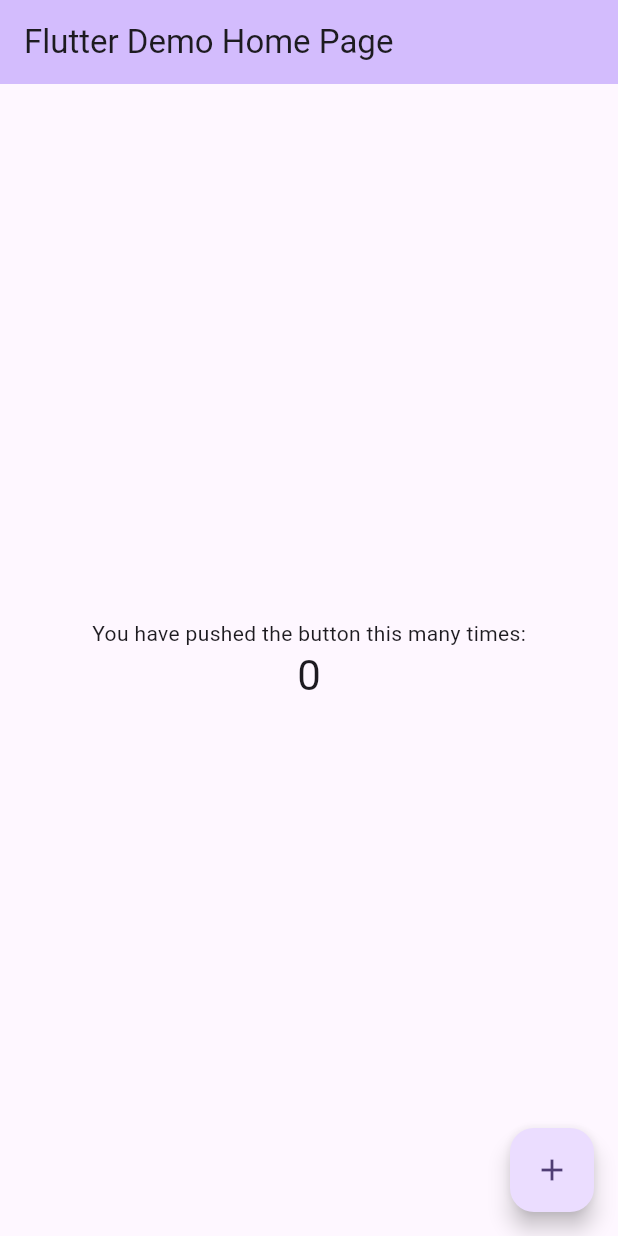
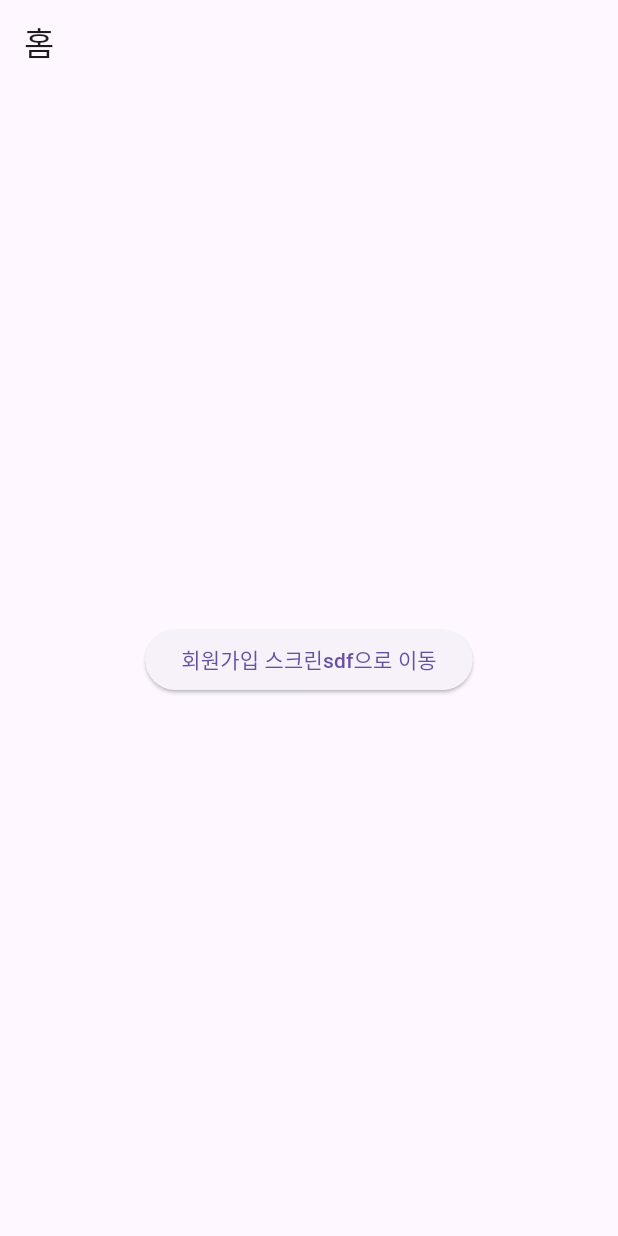
Before and after one commit to YonginUniv-AI-Service-LAB/YIU-AISL-Granity-App, a Flutter app: the screen it shows after launch, on a phone screen of 412 x 824 dp. Run offline on Flutter 3.47's test engine with Material 3 defaults, Android fonts, the phone set to English and light mode, and no system bars; our stand-ins replace flutter_dotenv, flutter_riverpod.

Commit message:
set riverpot, test move_screen

```diff
--- /dev/null
+++ b/lib/colors.dart
@@ -0,0 +1,26 @@
+import 'package:flutter/material.dart';
+
+class ColorStyles extends Color {
+  const ColorStyles(int value) : super(value);
+
+  // 앱 시그니처 컬러
+  static const appMainColor = Color(0xff00a871);
+  static const appSubColor = Color(0xff7FD1AE);
+  static const appLightColor = Color(0xffD9EDDF);
+  static const appBackgroundColor = Color(0xffF0FCF6);
+
+// 기본 및 알림 색상
+  static const lightGrayColor = Color(0xffF1F1F1);
+  static const correctColor = Color(0xff0094FF);
+  static const errorColor = Color(0xffF56647);
+
+// 텍스트 색상
+  static const textBlackColor = Color(0xff424242);
+  static const textBodyColor = Color(0xff666666);
+  static const textDisableColor = Color(0xffD5D5D5);
+
+// 졸업요건 상태
+  static const statusGreen = Color(0xff568A35);
+  static const statusYellow = Color(0xffFFCD4A);
+  static const statusRed = Color(0xffFC5230);
+}
--- a/lib/main.dart
+++ b/lib/main.dart
@@ -1,8 +1,19 @@
 import 'package:flutter/material.dart';
+import 'package:flutter_riverpod/flutter_riverpod.dart';
+import 'package:granity/routes.dart';
+import 'package:flutter_dotenv/flutter_dotenv.dart';
+import 'colors.dart';
 
-void main() {
-  runApp(const MyApp());
+Future<void> main() async {
+  WidgetsFlutterBinding.ensureInitialized();
+  await dotenv.load(fileName: '.env');
+  // ex) dotenv.load(fileName: 'assets/config/.env')
+  runApp(ProviderScope(child: MyApp()));
 }
+
+// void main() {
+//   runApp(const MyApp());
+// }
 
 class MyApp extends StatelessWidget {
   const MyApp({super.key});
@@ -11,115 +22,11 @@ class MyApp extends StatelessWidget {
   @override
   Widget build(BuildContext context) {
     return MaterialApp(
-      title: 'Flutter Demo',
-      theme: ThemeData(
-        // This is the theme of your application.
-        //
-        // TRY THIS: Try running your application with "flutter run". You'll see
-        // the application has a purple toolbar. Then, without quitting the app,
-        // try changing the seedColor in the colorScheme below to Colors.green
-        // and then invoke "hot reload" (save your changes or press the "hot
-        // reload" button in a Flutter-supported IDE, or press "r" if you used
-        // the command line to start the app).
-        //
-        // Notice that the counter didn't reset back to zero; the application
-        // state is not lost during the reload. To reset the state, use hot
-        // restart instead.
-        //
-        // This works for code too, not just values: Most code changes can be
-        // tested with just a hot reload.
-        colorScheme: ColorScheme.fromSeed(seedColor: Colors.deepPurple),
-        useMaterial3: true,
-      ),
-      home: const MyHomePage(title: 'Flutter Demo Home Page'),
+      title: 'GRANITY',
+      color: ColorStyles.appMainColor,
+      theme: ThemeData(primarySwatch: Colors.green),
+      routes: routes,
+      debugShowCheckedModeBanner: false,
     );
   }
 }
-
-class MyHomePage extends StatefulWidget {
-  const MyHomePage({super.key, required this.title});
-
-  // This widget is the home page of your application. It is stateful, meaning
-  // that it has a State object (defined below) that contains fields that affect
-  // how it looks.
-
-  // This class is the configuration for the state. It holds the values (in this
-  // case the title) provided by the parent (in this case the App widget) and
-  // used by the build method of the State. Fields in a Widget subclass are
-  // always marked "final".
-
-  final String title;
-
-  @override
-  State<MyHomePage> createState() => _MyHomePageState();
-}
-
-class _MyHomePageState extends State<MyHomePage> {
-  int _counter = 0;
-
-  void _incrementCounter() {
-    setState(() {
-      // This call to setState tells the Flutter framework that something has
-      // changed in this State, which causes it to rerun the build method below
-      // so that the display can reflect the updated values. If we changed
-      // _counter without calling setState(), then the build method would not be
-      // called again, and so nothing would appear to happen.
-      _counter++;
-    });
-  }
-
-  @override
-  Widget build(BuildContext context) {
-    // This method is rerun every time setState is called, for instance as done
-    // by the _incrementCounter method above.
-    //
-    // The Flutter framework has been optimized to make rerunning build methods
-    // fast, so that you can just rebuild anything that needs updating rather
-    // than having to individually change instances of widgets.
-    return Scaffold(
-      appBar: AppBar(
-        // TRY THIS: Try changing the color here to a specific color (to
-        // Colors.amber, perhaps?) and trigger a hot reload to see the AppBar
-        // change color while the other colors stay the same.
-        backgroundColor: Theme.of(context).colorScheme.inversePrimary,
-        // Here we take the value from the MyHomePage object that was created by
-        // the App.build method, and use it to set our appbar title.
-        title: Text(widget.title),
-      ),
-      body: Center(
-        // Center is a layout widget. It takes a single child and positions it
-        // in the middle of the parent.
-        child: Column(
-          // Column is also a layout widget. It takes a list of children and
-          // arranges them vertically. By default, it sizes itself to fit its
-          // children horizontally, and tries to be as tall as its parent.
-          //
-          // Column has various properties to control how it sizes itself and
-          // how it positions its children. Here we use mainAxisAlignment to
-          // center the children vertically; the main axis here is the vertical
-          // axis because Columns are vertical (the cross axis would be
-          // horizontal).
-          //
-          // TRY THIS: Invoke "debug painting" (choose the "Toggle Debug Paint"
-          // action in the IDE, or press "p" in the console), to see the
-          // wireframe for each widget.
-          mainAxisAlignment: MainAxisAlignment.center,
-          children: <Widget>[
-            const Text(
-              'You have pushed the button this many times:',
-            ),
-            Text(
-              '$_counter',
-              style: Theme.of(context).textTheme.headlineMedium,
-            ),
-          ],
-        ),
-      ),
-      floatingActionButton: FloatingActionButton(
-        onPressed: _incrementCounter,
-        tooltip: 'Increment',
-        child: const Icon(Icons.add),
-      ), // This trailing comma makes auto-formatting nicer for build methods.
-    );
-  }
-}
--- a/lib/routes.dart
+++ b/lib/routes.dart
@@ -0,0 +1,11 @@
+import 'package:flutter/material.dart';
+
+import 'package:granity/screens/login/login.dart';
+import 'package:granity/screens/join/join.dart';
+import 'package:granity/screens/home/home.dart';
+
+final routes = {
+  '/': (BuildContext context) => HomeScreen(),
+  '/join': (BuildContext context) => JoinScreen(),
+  '/login': (BuildContext context) => LoginScreen(),
+};
--- /dev/null
+++ b/lib/screens/home/home.dart
@@ -0,0 +1,19 @@
+import 'package:flutter/material.dart';
+
+class HomeScreen extends StatelessWidget {
+  @override
+  Widget build(BuildContext context) {
+    return Scaffold(
+      appBar: AppBar(
+        title: Text('홈'),
+      ),
+      body: Center(
+          child: ElevatedButton(
+        child: Text('회원가입 스크린sdf으로 이동'),
+        onPressed: () {
+          Navigator.pushNamed(context, '/join');
+        },
+      )),
+    );
+  }
+}
```
Also changed, not shown: assets/colors.dart (deleted, +0 -17 lines), assets/textStyles.dart (added, +9 -0 lines), lib/screens/join/join.dart (added, +19 -0 lines), lib/screens/login/login.dart (added, +135 -0 lines), pubspec.yaml (+7 -4 lines), lib/widgets/textInputWidgets/defaultTextInput.dart (added), pubspec.lock, 2 other files.
